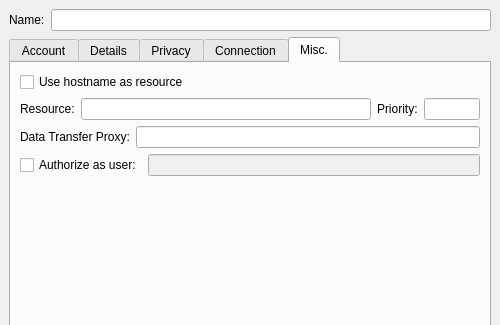
This is src/accountmodify.ui in mblsha/psi as Qt 5 draws it before an edit; both pictures show x 0 to 500 and y 0 to 325 of the 500 by 497 pixel window. The edited form follows.
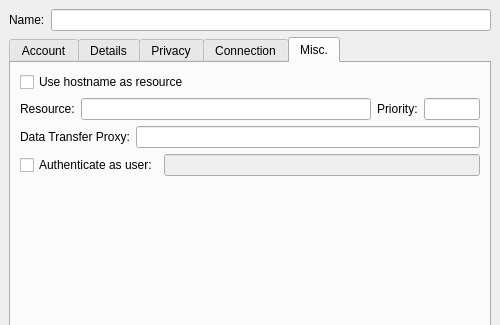
This is the edited form. The open tabs and pages were chosen to show the change. Custom widgets are drawn as their Qt base class.

Commit message: Change 'authorize as' into 'authenticate as'.

Diff of the .ui file:
```diff
--- a/src/accountmodify.ui
+++ b/src/accountmodify.ui
@@ -866,7 +866,7 @@
          <item>
           <widget class="QCheckBox" name="ck_authzid" >
            <property name="text" >
-            <string>Authorize as user:</string>
+            <string>Authenticate as user:</string>
            </property>
           </widget>
          </item>
```
Left out of the diff: 4 changed lines with no effect on the pictures. The commit also changes 5 other files.
